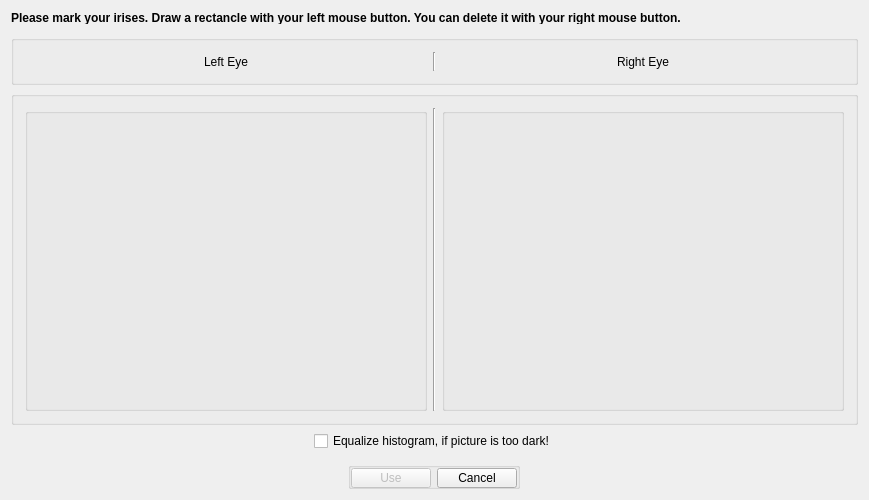
Old version of the form GazeTracker/GazeTracker_Qt/templateconfigui.ui in the repository bernhardrieder/Gaze-Tracker.
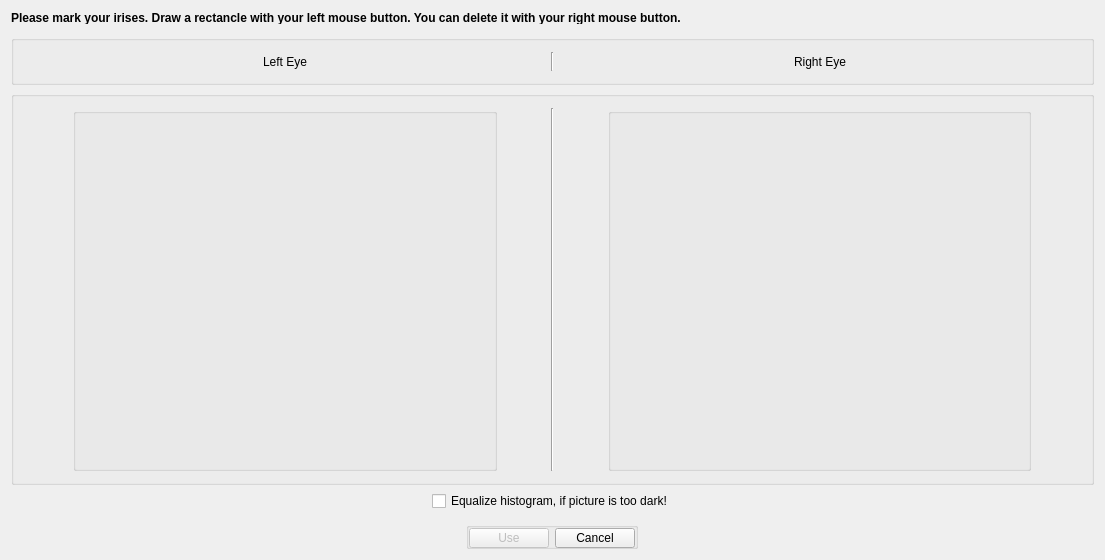
New version of the form.

```diff
--- a/GazeTracker/GazeTracker_Qt/templateconfigui.ui
+++ b/GazeTracker/GazeTracker_Qt/templateconfigui.ui
@@ -9,8 +9,8 @@
    <rect>
     <x>0</x>
     <y>0</y>
-    <width>869</width>
-    <height>500</height>
+    <width>1105</width>
+    <height>560</height>
    </rect>
   </property>
   <property name="minimumSize">
@@ -21,8 +21,8 @@
   </property>
   <property name="maximumSize">
    <size>
-    <width>869</width>
-    <height>500</height>
+    <width>1105</width>
+    <height>560</height>
    </size>
   </property>
   <property name="mouseTracking">
```
